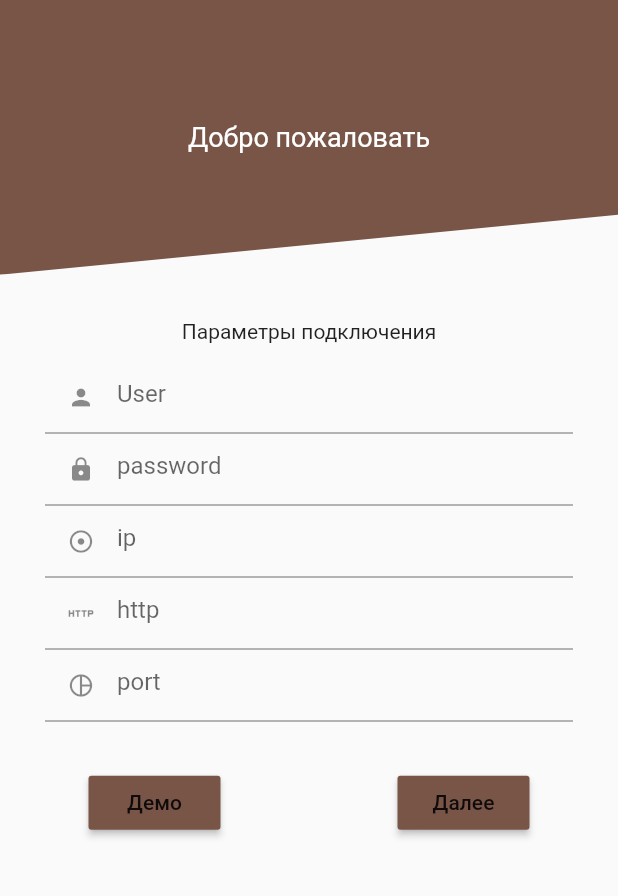
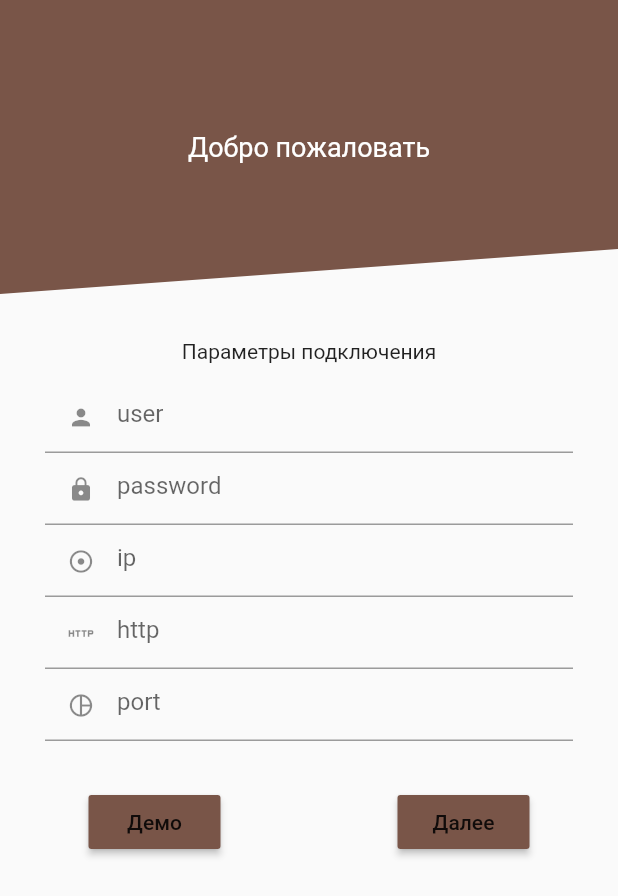
Before and after one commit to cnurba/building, a Flutter app: the screen it shows after launch, after a tap on "Демо", on a phone screen of 412 x 824 dp. Shown: the top 896 px of the screen. Run offline on Flutter 3.47's test engine with Material 2 defaults, Android fonts, the phone set to English and light mode, and no system bars; our stand-ins replace equatable, flutter_bloc, shared_preferences; statements that could not run were skipped.

```diff
--- a/lib/blocs/connection/connect_bloc.dart
+++ b/lib/blocs/connection/connect_bloc.dart
@@ -9,9 +9,21 @@ class ConnectBloc extends Bloc<ConnectEvent, ConnectState> {
   @override
   Stream<ConnectState> mapEventToState(ConnectEvent event) async* {
 
+    if(event is CheckConnectEvent){
 
+
+    }else if (event is DemoConnectEvent){
+
+    }else if (event is LoggedInEvent){
+
+    }else if(event is AppStartedEvent){
+
+    }else{
+
+
+
+    }
 
   }
 
-
 }
--- a/lib/blocs/connection/connect_event.dart
+++ b/lib/blocs/connection/connect_event.dart
@@ -9,29 +9,36 @@ abstract class ConnectEvent extends Equatable {
   }
 }
 
-class AppStarted extends ConnectEvent {
+class AppStartedEvent extends ConnectEvent {
    @override
   String toString() {
     return "Приложение запущено";
   }
 }
 
-class LoggedIn extends ConnectEvent {
+class LoggedInEvent extends ConnectEvent {
   final ConnectionOption connectionOption;
   final User user;
-  LoggedIn({this.user, this.connectionOption});
+  LoggedInEvent({this.user, this.connectionOption});
   @override
   String toString() {
     return "Пользователь ${connectionOption.login} вошел";
   }
 }
 
-class CheckConnect extends ConnectEvent {
+class CheckConnectEvent extends ConnectEvent {
   final ConnectionOption connectionOption;
-  CheckConnect({this.connectionOption});
+  CheckConnectEvent({this.connectionOption});
   @override
   String toString() {
     return "Проверка ${connectionOption.http} соединения";
+  }
+}
+
+class DemoConnectEvent extends ConnectEvent {
+   @override
+  String toString() {
+    return "Демо соединения";
   }
 }
 
--- a/lib/main.dart
+++ b/lib/main.dart
@@ -1,6 +1,8 @@
+import 'package:building/blocs/connection/connect_bloc.dart';
 import 'package:building/ui/registration/registration_page.dart';
 import 'package:building/util/app_theme.dart';
 import 'package:flutter/material.dart';
+import 'package:flutter_bloc/flutter_bloc.dart';
 
 void main() {
   runApp(MyApp());
@@ -12,7 +14,11 @@ class MyApp extends StatelessWidget {
     return MaterialApp(
       title: 'Flutter Demo',
       theme: AppTheme.lightTheme,
-      home:RegistrationPage() ,
+      home:MultiBlocProvider(
+        providers: [
+          BlocProvider<ConnectBloc>(create: (context) => ConnectBloc(),)
+        ],
+       child: RegistrationPage()) ,
     );
   }
 }
--- a/lib/models/user/connection_option.dart
+++ b/lib/models/user/connection_option.dart
@@ -18,4 +18,12 @@ class ConnectionOption {
     );
   }
 
+  Map<String,dynamic> toJson() =>{
+    "login":login,
+    "password":password,
+    "ip":ip,
+    "http":http,
+    "port":port,
+  };
+
 }
--- a/lib/ui/registration/reg_widgets/clipper_widget.dart
+++ b/lib/ui/registration/reg_widgets/clipper_widget.dart
@@ -5,7 +5,7 @@ class ClipperWidget extends CustomClipper<Path>{
   getClip(Size size) {
     final Path path = Path();
     path.lineTo(0.0, size.height);
-    path.lineTo(size.width, size.height-40);
+    path.lineTo(size.width, size.height-30);
     path.lineTo(size.width, 0.0);
     path.close();
     return path;
--- a/lib/ui/registration/registration_page.dart
+++ b/lib/ui/registration/registration_page.dart
@@ -1,30 +1,46 @@
+import 'package:building/blocs/connection/connect_bloc.dart';
+import 'package:building/blocs/connection/connect_event.dart';
 import 'package:building/models/user/connection_option.dart';
 import 'package:building/ui/registration/login_page.dart';
 import 'package:building/ui/registration/reg_widgets/clipper_widget.dart';
 import 'package:building/ui/registration/reg_widgets/text_field_widget.dart';
 import 'package:flutter/material.dart';
 import 'package:flutter/widgets.dart';
+import 'package:flutter_bloc/flutter_bloc.dart';
 
 class RegistrationPage extends StatefulWidget {
   final ConnectionOption connectionOption;
-
   const RegistrationPage({Key key, this.connectionOption}) : super(key: key);
-
   @override
   _RegistrationPageState createState() => _RegistrationPageState();
+
 }
 
 class _RegistrationPageState extends State<RegistrationPage> {
+  TextEditingController loginController;
+  TextEditingController passwordController;
+  TextEditingController portController;
+  TextEditingController httpController;
+  TextEditingController ipController;
 
-  TextEditingController loginController;
-
+  @override
+  void initState() {
+    super.initState();
+    httpController.text = (widget.connectionOption.http != null)?widget.connectionOption.http:"";
+    loginController.text = (widget.connectionOption.login != null)?widget.connectionOption.login:"";
+    passwordController.text = (widget.connectionOption.password != null)?widget.connectionOption.password:"";
+    portController.text = (widget.connectionOption.port != null)?widget.connectionOption.port:"";
+    ipController.text = (widget.connectionOption.ip != null)?widget.connectionOption.ip:"";
+  }
 
   @override
   Widget build(BuildContext context) {
+    final connectBloc = BlocProvider.of<ConnectBloc>(context);
+
     final size = MediaQuery.of(context).size;
     final bool keyboardOpen = MediaQuery.of(context).viewInsets.bottom > 0;
     return Scaffold(
-       body:SingleChildScrollView(
+      body: SingleChildScrollView(
         child: Column(
           children: <Widget>[
             ClipPath(
@@ -32,13 +48,12 @@ class _RegistrationPageState extends State<RegistrationPage> {
               child: Container(
                 color: Colors.brown,
                 width: double.infinity,
-                  height: size.height/4.5,
+                height: size.height / 4 - 10,
                 child: Center(
-                      child: Text("Добро пожаловать",style: TextStyle(
-                        color: Colors.white,
-                        fontSize: 18.0
-                      ),)
-                  ),
+                    child: Text(
+                  "Добро пожаловать",
+                  style: TextStyle(color: Colors.white, fontSize: 18.0),
+                )),
               ),
             ),
             Padding(
@@ -47,34 +62,40 @@ class _RegistrationPageState extends State<RegistrationPage> {
                 mainAxisAlignment: MainAxisAlignment.end,
                 children: <Widget>[
                   Text("Параметры подключения"),
-                    SizedBox(height:12.0 ,),
+                  SizedBox(
+                    height: 12.0,
+                  ),
                   TextFieldWidget(
-                      onChanged: (){},
+                    controller: loginController,
+                    onChanged: () {},
                     obscureText: false,
-                      hintText: "User",
+                    hintText: "user",
                     prefixIconData: Icons.person,
                   ),
-
                   TextFieldWidget(
-                      onChanged: (){},
+                    controller:passwordController ,
+                    onChanged: () {},
                     obscureText: true,
                     hintText: "password",
                     prefixIconData: Icons.lock,
                   ),
                   TextFieldWidget(
-                      onChanged: (){},
+                    controller:ipController ,
+                    onChanged: () {},
                     obscureText: false,
                     hintText: "ip",
                     prefixIconData: Icons.adjust,
                   ),
                   TextFieldWidget(
-                      onChanged: (){},
+                    controller:httpController ,
+                    onChanged: () {},
                     obscureText: false,
                     hintText: "http",
-                      prefixIconData:Icons.http,
+                    prefixIconData: Icons.http,
                   ),
                   TextFieldWidget(
-                      onChanged: (){},
+                    controller:portController ,
+                    onChanged: () {},
                     obscureText: false,
                     hintText: "port",
                     prefixIconData: Icons.pie_chart_outlined,
@@ -82,29 +103,23 @@ class _RegistrationPageState extends State<RegistrationPage> {
                 ],
               ),
             ),
-
             Row(
               mainAxisAlignment: MainAxisAlignment.spaceAround,
               children: <Widget>[
                 RaisedButton(
-                    onPressed: (){
-
+                  onPressed: () {
+                    connectBloc.add(DemoConnectEvent());
                   },
                   child: Text("Демо"),
                   color: Colors.brown,
                 ),
                 RaisedButton(
-                    onPressed: (){
-                      Navigator.of(context).push(MaterialPageRoute(
-                        builder: (context) => LoginPage(
-                          connectionOption: ConnectionOption(),
-                        ),
-                      ));
+                  onPressed: () {
+                    connectBloc.add(CheckConnectEvent());
                   },
                   child: Text("Далее"),
                   color: Colors.brown,
                 ),
-
               ],
             )
           ],
```
Also changed, not shown: lib/servises/preferense_helper.dart (added, +23 -0 lines). Lines whose indentation alone changed are shown as unchanged.
